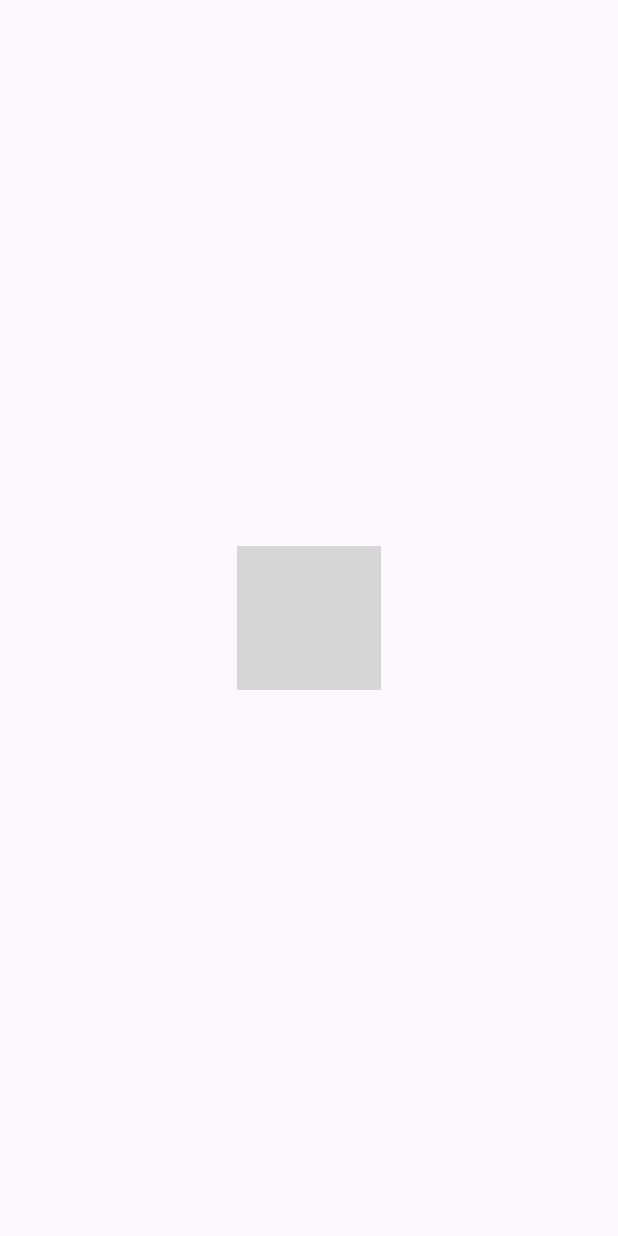
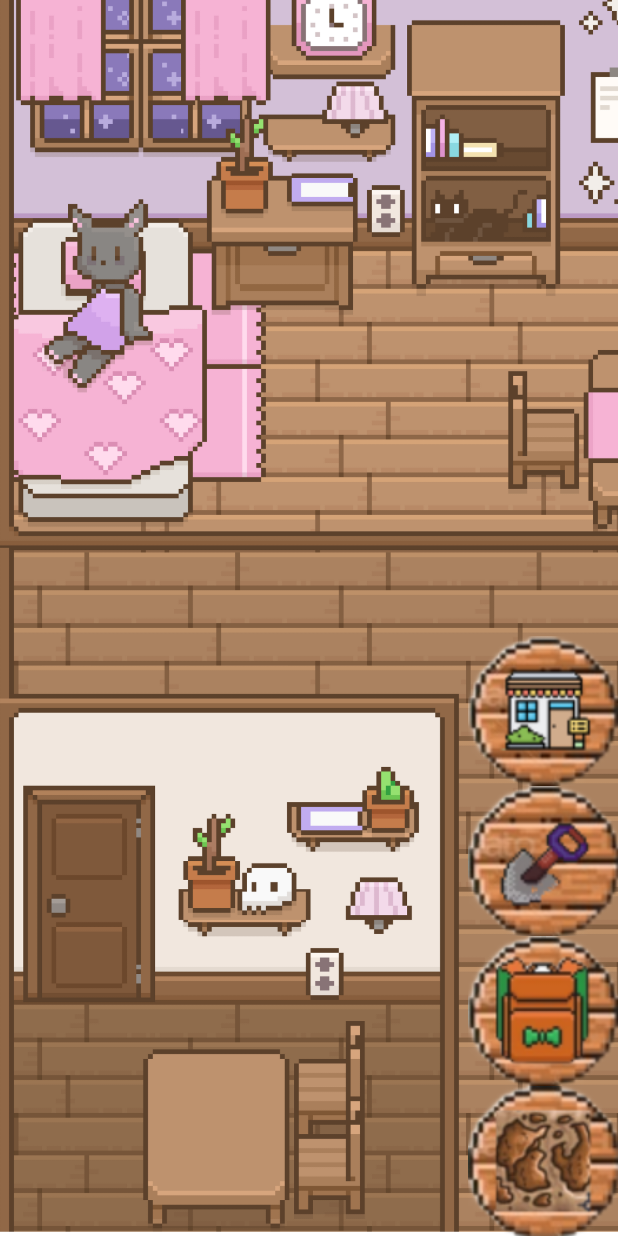
Before and after one commit to draago10/WrinkleThinkle, an Android app: the fragment InsideHouseFragment shown on its own in the app's theme, on a phone screen of 412 x 824 dp. Run offline under Robolectric (Android 15) with nearby library versions, the phone set to English and light mode, and no system bars; grey boxes are pictures that could not be loaded.

Commit message:
Created Inside_house fragment, added background image to inside_house fragment created a linear layout added 4 buttons to linear layout

```diff
--- a/app/src/main/res/layout/fragment_inside_house.xml
+++ b/app/src/main/res/layout/fragment_inside_house.xml
@@ -8,8 +8,49 @@
     <ImageView
             android:src="@drawable/inside_house_background"
             android:layout_width="wrap_content"
-            android:layout_height="wrap_content" android:id="@+id/imageView3"
+            android:layout_height="wrap_content" android:id="@+id/InsideHouseBG"
             app:layout_constraintTop_toTopOf="parent"
             app:layout_constraintEnd_toEndOf="parent"
-            app:layout_constraintBottom_toBottomOf="parent" app:layout_constraintStart_toStartOf="parent"/>
+            app:layout_constraintBottom_toBottomOf="parent" app:layout_constraintStart_toStartOf="parent"
+            android:scaleType="centerCrop"
+            android:contentDescription="@string/inside_house_fragmentBGCD"
+    />
+    <LinearLayout
+            android:orientation="vertical"
+            android:layout_width="wrap_content"
+            android:layout_height="wrap_content"
+
+            app:layout_constraintEnd_toEndOf="parent"
+            app:layout_constraintBottom_toBottomOf="@+id/InsideHouseBG" android:id="@+id/linearLayout"
+    >
+        <ImageButton
+                android:background="@drawable/inside_house_shop_button"
+                android:layout_width="100dp"
+                android:layout_height="100dp"
+
+                android:id="@+id/ShopButton" android:scaleType="centerCrop"
+                android:layout_gravity="right"
+                android:contentDescription="@string/inside_house_shop_button"/>
+        <ImageButton
+                android:background="@drawable/inside_house_grow_button"
+                android:layout_width="100dp"
+                android:layout_height="100dp"
+
+                android:id="@+id/GrowButton" android:scaleType="centerCrop"
+                android:layout_gravity="right"/>
+        <ImageButton
+                android:background="@drawable/inside_house_inventory_button"
+                android:layout_width="100dp"
+                android:layout_height="100dp"
+
+                android:id="@+id/InventoryButton" android:scaleType="centerCrop"
+                android:layout_gravity="right"/>
+        <ImageButton
+                android:background="@drawable/inside_house_map_button"
+                android:layout_width="100dp"
+                android:layout_height="100dp"
+
+                android:id="@+id/MapButton" android:scaleType="centerCrop"
+                android:layout_gravity="right"/>
+    </LinearLayout>
 </androidx.constraintlayout.widget.ConstraintLayout>
--- a/app/src/main/res/values/strings.xml
+++ b/app/src/main/res/values/strings.xml
@@ -33,4 +33,11 @@
     <string name="hello_blank_fragment">Hello blank fragment</string>
     <!-- END App Start fragment -->
 
+    <!-- START AaronsCode fragment_inside_house -->
+    <string name="inside_house_fragmentBGCD">content description</string>
+    <string name="inside_house_map_button">content description</string>
+    <string name="inside_house_grow_button">content description</string>
+    <string name="inside_house_shop_button">content description</string>
+    <string name="inside_house_inventory_button">content description</string>
+
 </resources>
```
Also changed, not shown: app/src/main/res/drawable/inside_house_background.png (added), app/src/main/res/drawable/inside_house_grow_button.png (added), app/src/main/res/drawable/inside_house_inventory_button.png (added), app/src/main/res/drawable/inside_house_map_button.png (added), app/src/main/res/drawable/inside_house_shop_button.png (added).
